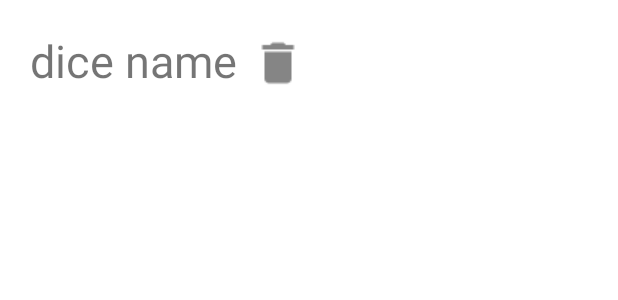
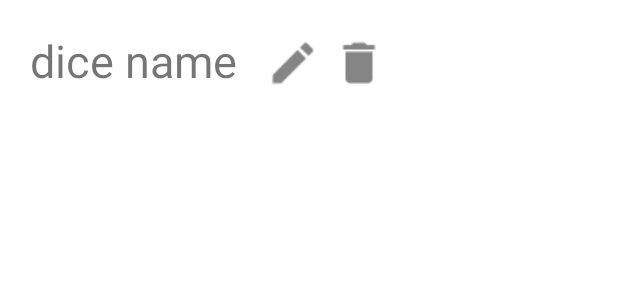
Before and after one commit to Joren-Thijs/Decision-Dice, an Android app: the layout dice_item.xml on its own in the app's theme, with its tools: preview values and no code run, on a phone screen of 412 x 824 dp. Shown: the top 300 px of the screen. Run offline under Robolectric (Android 15) with nearby library versions, the phone set to English and light mode, and no system bars.

Commit message:
fucking finished it!

```diff
--- /dev/null
+++ b/app/src/main/res/drawable/ic_edit.xml
@@ -0,0 +1,5 @@
+<vector android:alpha="0.8" android:height="24dp"
+    android:tint="?attr/colorControlNormal" android:viewportHeight="24"
+    android:viewportWidth="24" android:width="24dp" xmlns:android="http://schemas.android.com/apk/res/android">
+    <path android:fillColor="@android:color/white" android:pathData="M3,17.25V21h3.75L17.81,9.94l-3.75,-3.75L3,17.25zM20.71,7.04c0.39,-0.39 0.39,-1.02 0,-1.41l-2.34,-2.34c-0.39,-0.39 -1.02,-0.39 -1.41,0l-1.83,1.83 3.75,3.75 1.83,-1.83z"/>
+</vector>
--- a/app/src/main/res/layout/dice_item.xml
+++ b/app/src/main/res/layout/dice_item.xml
@@ -15,10 +15,21 @@
         android:text="dice name"/>
 
     <ImageButton
+        android:id="@+id/editDice"
+        android:layout_width="wrap_content"
+        android:layout_height="wrap_content"
+        android:layout_marginLeft="25dp"
+        android:layout_marginTop="10dp"
+        android:background="@null"
+        android:src="@drawable/ic_edit"
+        android:scaleX="1.5"
+        android:scaleY="1.5"/>
+
+    <ImageButton
         android:id="@+id/deleteDice"
         android:layout_width="wrap_content"
         android:layout_height="wrap_content"
-        android:layout_marginLeft="15dp"
+        android:layout_marginLeft="20dp"
         android:layout_marginTop="10dp"
         android:background="@null"
         android:src="@drawable/ic_delete"
```
Also changed, not shown: app/src/main/java/com/shadowcorp/firstapp/Adapters/DiceRecViewAdapter.java (+14 -0 lines), app/src/main/java/com/shadowcorp/firstapp/Adapters/EditDiceSideRecViewAdapter.java (+12 -1 lines), app/src/main/java/com/shadowcorp/firstapp/CategoryActivity.java (+35 -0 lines), app/src/main/java/com/shadowcorp/firstapp/NewDiceActivity.java (+38 -14 lines).
